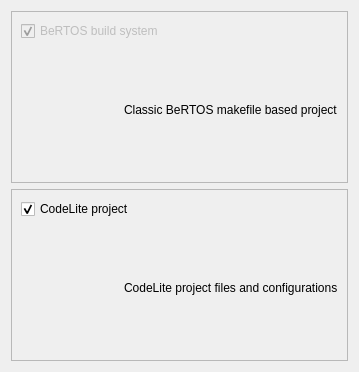
First picture: the form in wizard/ui/output_select.ui, repository imby/STM32VLDiscovery_BeRTOS, before the edit.
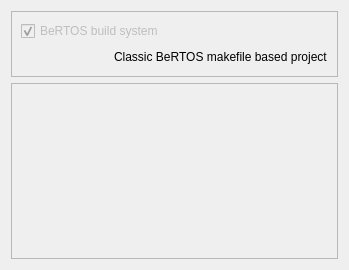
Second picture: the form after the edit.

Commit message: Change the interface in order to discover automatically plugins

The edit to the form file:
```diff
--- a/wizard/ui/output_select.ui
+++ b/wizard/ui/output_select.ui
@@ -6,8 +6,8 @@
    <rect>
     <x>0</x>
     <y>0</y>
-    <width>359</width>
-    <height>372</height>
+    <width>349</width>
+    <height>270</height>
    </rect>
   </property>
   <property name="sizePolicy">
@@ -73,55 +73,20 @@
     </widget>
    </item>
    <item>
-    <widget class="QFrame" name="frame_4">
-     <property name="enabled">
+    <widget class="QScrollArea" name="scrollArea">
+     <property name="widgetResizable">
       <bool>true</bool>
      </property>
-     <property name="frameShape">
-      <enum>QFrame::StyledPanel</enum>
-     </property>
-     <property name="frameShadow">
-      <enum>QFrame::Raised</enum>
-     </property>
-     <layout class="QVBoxLayout" name="verticalLayout_4">
-      <item>
-       <widget class="QCheckBox" name="codeliteCheckBox">
-        <property name="text">
-         <string>CodeLite project</string>
-        </property>
-        <property name="checked">
-         <bool>true</bool>
-        </property>
-       </widget>
-      </item>
-      <item>
-       <layout class="QHBoxLayout" name="horizontalLayout_4">
-        <item>
-         <spacer name="horizontalSpacer_2">
-          <property name="orientation">
-           <enum>Qt::Horizontal</enum>
-          </property>
-          <property name="sizeHint" stdset="0">
-           <size>
-            <width>40</width>
-            <height>20</height>
-           </size>
-          </property>
-         </spacer>
-        </item>
-        <item>
-         <widget class="QLabel" name="codeliteLabel">
-          <property name="enabled">
-           <bool>true</bool>
-          </property>
-          <property name="text">
-           <string>CodeLite project files and configurations</string>
-          </property>
-         </widget>
-        </item>
-       </layout>
-      </item>
-     </layout>
+     <widget class="QWidget" name="scrollAreaWidgetContents">
+      <property name="geometry">
+       <rect>
+        <x>0</x>
+        <y>0</y>
+        <width>321</width>
+        <height>152</height>
+       </rect>
+      </property>
+     </widget>
     </widget>
    </item>
   </layout>
```
Left out of the diff: 2 changed lines with no effect on the pictures. The commit also changes 1 other file.
